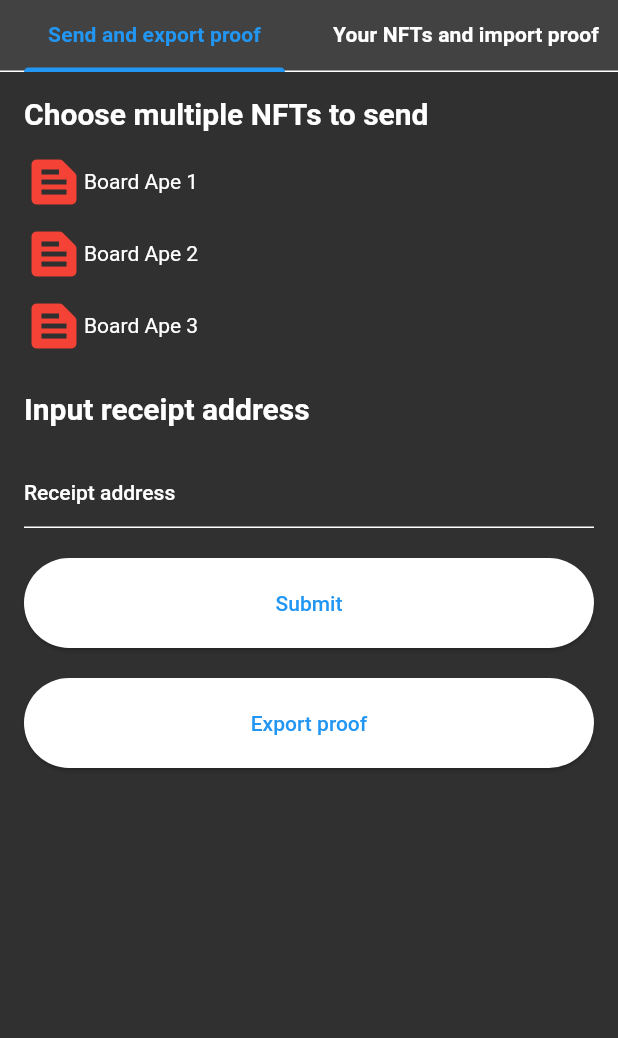
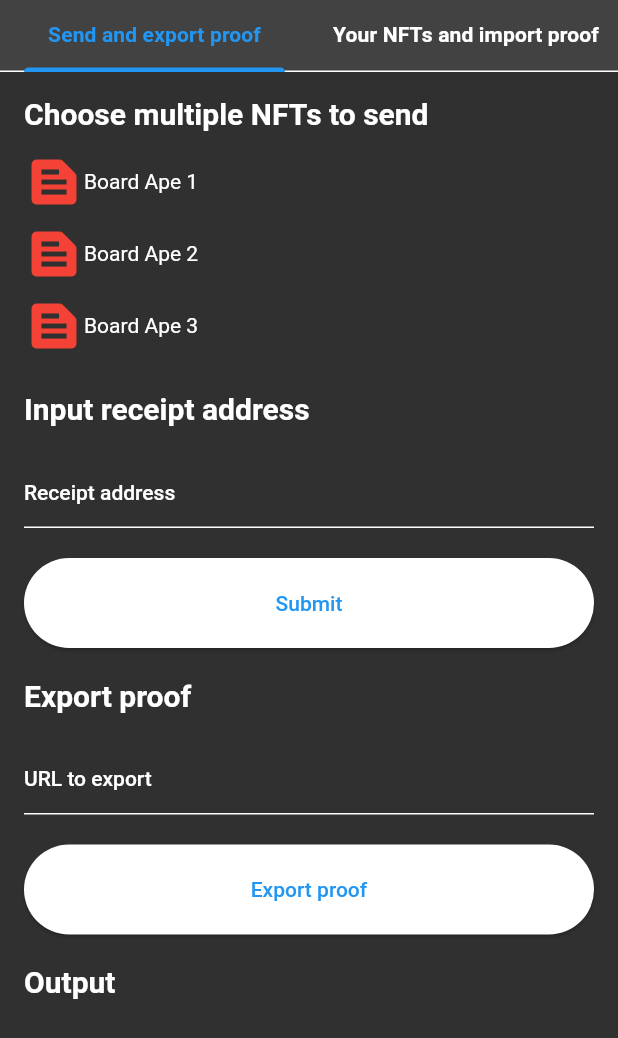
Before and after one commit to lenhatquang97/bitcoin_nft_ui, a Flutter app: the OffChainScreen screen opened directly, after a tap on "Export proof", on a phone screen of 412 x 824 dp. Shown: the top 1038 px of the screen. Run offline on Flutter 3.47's test engine with Material 2 defaults, Android fonts, the phone set to English and light mode, and no system bars; our stand-ins replace convert, cross_file; missing offline and left inert: desktop_drop; network calls fail; key blocks and very long unbroken strings in the code were emptied for the run.

Commit message:
Import and export proof

```diff
--- /dev/null
+++ b/lib/features/off_chain/data/export_proof_api.dart
@@ -0,0 +1,50 @@
+import 'dart:convert';
+
+import 'package:bitcoin_nft_ui/api/api_constants.dart';
+import 'package:http/http.dart';
+
+class ExportProofRequest{
+  final String url;
+  const ExportProofRequest({required this.url});
+
+  Map<String, dynamic> toJson(){
+    return {
+      "url": url
+    };
+  }
+}
+
+class ExportProofResponse {
+  final String id;
+  final String url;
+  final String memo;
+  const ExportProofResponse({required this.id, required this.url, required this.memo});
+
+  //Convert from and to json
+  factory ExportProofResponse.fromJson(String json) {
+    final Map<String, dynamic> map = jsonDecode(json);
+    return ExportProofResponse(
+      id: map["data"]['id'],
+      url: map["data"]['url'],
+      memo: map["data"]['memo']
+    );
+  }
+
+  String toJson() {
+    return jsonEncode({
+      'id': id,
+      'url': url,
+      'memo': memo
+    });
+  }
+}
+Future<ExportProofResponse> exportProof(ExportProofRequest req) async{
+  const url = '$apiEndpoint/export';
+  final headers = {'Content-Type': 'application/json'};
+  final response = await post(Uri.parse(url), headers: headers, body: jsonEncode(req));
+  if(response.statusCode == 200) {
+    return ExportProofResponse.fromJson(response.body);
+  } else {
+    throw Exception('Export proof');
+  }
+}
--- /dev/null
+++ b/lib/features/off_chain/data/import_proof_api.dart
@@ -0,0 +1,26 @@
+import 'dart:convert';
+
+import 'package:bitcoin_nft_ui/api/api_constants.dart';
+import 'package:http/http.dart';
+
+class ImportProofRequest{
+  final String id;
+  final String url;
+  final String memo;
+  const ImportProofRequest({required this.id, required this.url, required this.memo});
+
+  Map<String, dynamic> toJson(){
+    return {
+      "id": id,
+      "url": url,
+      "memo": memo
+    };
+  }
+}
+
+Future<int> importProof(ImportProofRequest req) async{
+  const url = '$apiEndpoint/import';
+  final headers = {'Content-Type': 'application/json'};
+  final response = await post(Uri.parse(url), headers: headers, body: jsonEncode(req));
+  return response.statusCode;
+}
--- /dev/null
+++ b/lib/features/off_chain/domain/import_proof_domain.dart
@@ -0,0 +1,19 @@
+import 'package:bitcoin_nft_ui/features/off_chain/data/export_proof_api.dart';
+import 'package:bitcoin_nft_ui/features/off_chain/data/import_proof_api.dart';
+
+class ImportProofDomain {
+  static Future<int> importProofDomain(String id, String url, String memo) async{
+    ImportProofRequest req = ImportProofRequest(id: id, url: url, memo: memo);
+    return importProof(req);
+  }
+
+  static Future<ExportProofResponse> exportProofDomain(String url) async {
+    final req = ExportProofRequest(url: url);
+    try {
+      final res = await exportProof(req);
+      return res;
+    } catch (e) {
+      return const ExportProofResponse(id: "", url: "", memo: "");
+    }
+  }
+}
--- a/lib/features/off_chain/presentation/send_and_export_proof_screen.dart
+++ b/lib/features/off_chain/presentation/send_and_export_proof_screen.dart
@@ -1,3 +1,5 @@
+import 'package:bitcoin_nft_ui/features/off_chain/data/export_proof_api.dart';
+import 'package:bitcoin_nft_ui/features/off_chain/domain/import_proof_domain.dart';
 import 'package:flutter/material.dart';
 
 class SendAndExportProofScreen extends StatefulWidget {
@@ -14,6 +16,8 @@ const receiptAddressTextHint = "Receipt address";
 
 class _SendAndExportProofScreenState extends State<SendAndExportProofScreen> {
     String receiverAddress = "";
+    String urlToExport = "";
+    ExportProofResponse showedRes = const ExportProofResponse(id: "", url: "", memo: "");
 
   final List<String> availableNfts = ["Board Ape 1", "Board Ape 2", "Board Ape 3"];
   @override
@@ -55,15 +59,47 @@ class _SendAndExportProofScreenState extends State<SendAndExportProofScreen> {
               onPressed: () {},
               child: const Text("Submit"),
             ),
+            const SizedBox(height: 20),
+            const Text(
+              "Export proof",
+              style: TextStyle(fontSize: 20, fontWeight: FontWeight.bold),
+            ),
+            const SizedBox(height: 20,),
+            TextFormField(
+              decoration: const InputDecoration(
+                hintText: "URL to export",
+              ),
+              onChanged: (value) => setState(() {
+                urlToExport = value;
+              }),
+            ),
             const SizedBox(height: 20,),
             ElevatedButton(
               style: ElevatedButton.styleFrom(
                 backgroundColor: Colors.white,
                 minimumSize: const Size.fromHeight(60),
               ),
-              onPressed: () {},
+              onPressed: () async {
+                final res = await ImportProofDomain.exportProofDomain(urlToExport);
+                if(res.id.isNotEmpty) {
+                    setState(() {
+                      showedRes = res;
+                    });
+                }
+              },
               child: const Text("Export proof"),
-            )
+            ),
+            const SizedBox(height: 20),
+            const Text(
+              "Output",
+              style: TextStyle(fontSize: 20, fontWeight: FontWeight.bold),
+            ),
+            const SizedBox(height: 20),
+            showedRes.id.isNotEmpty ? Text(showedRes.id) : const Text(""),
+            const SizedBox(height: 20),
+            showedRes.url.isNotEmpty ? Text(showedRes.url) : const Text(""),
+            const SizedBox(height: 20),
+            showedRes.memo.isNotEmpty ? Text(showedRes.memo) : const Text(""),
           ],
         ),
       ),
--- a/lib/features/on_chain/data/upload_inscription.dart
+++ b/lib/features/on_chain/data/upload_inscription.dart
@@ -63,7 +63,6 @@ class UploadInscriptionResponse {
       'fee': fee
     });
   }
-
 }
 
 Future<UploadInscriptionResponse> uploadInscription(UploadInscriptionRequest req) async{
--- a/lib/features/transactions/data/transaction_api.dart
+++ b/lib/features/transactions/data/transaction_api.dart
@@ -1,5 +1,3 @@
-import 'dart:developer';
-
 import 'package:http/http.dart';
 import 'dart:convert';
 
--- a/lib/features/transactions/presentation/transaction_screen.dart
+++ b/lib/features/transactions/presentation/transaction_screen.dart
@@ -1,5 +1,3 @@
-import 'dart:math';
-
 import 'package:bitcoin_nft_ui/features/transactions/data/transaction_api.dart';
 import 'package:bitcoin_nft_ui/features/transactions/domain/transaction_domain.dart';
 import 'package:flutter/material.dart';
--- a/pubspec.yaml
+++ b/pubspec.yaml
@@ -41,6 +41,7 @@ dependencies:
   http: ^1.0.0
   provider: ^6.0.5
   convert: ^3.1.1
+  uuid: ^3.0.7
 
 
 dev_dependencies:
```
Also changed, not shown: lib/features/off_chain/presentation/see_offchain_nft_screen.dart (+19 -5 lines), lib/features/on_chain/presentation/create_inscription_screen.dart (+0 -15 lines), lib/features/on_chain/presentation/see_your_nft_screen.dart (+21 -23 lines), pubspec.lock.
